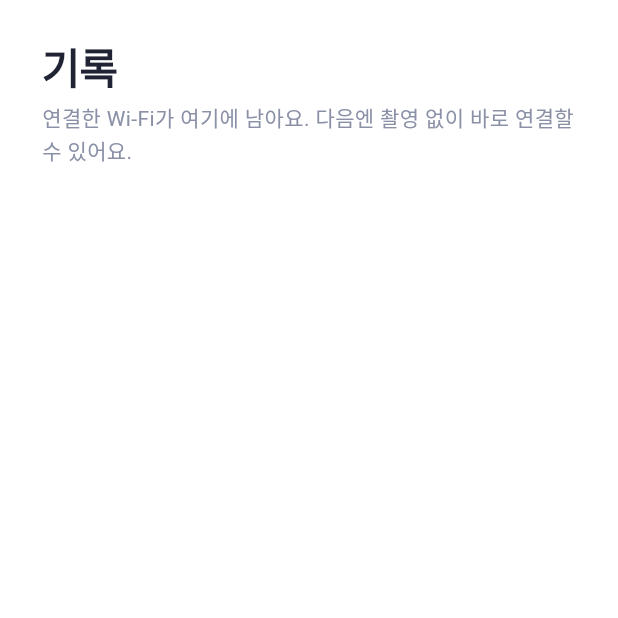
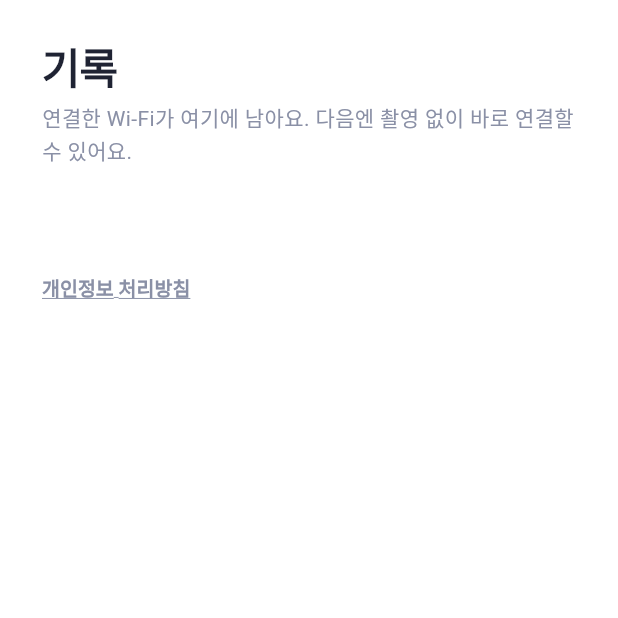
Before and after one commit to kimtaejin3/wifi-connector, a Flutter app: the HistoryScreen screen opened directly, on a phone screen of 412 x 824 dp, the top half of it. Run offline on Flutter 3.47's test engine with Material 3 defaults, Android fonts, the phone set to English and light mode, and no system bars; our stand-ins replace camera, flutter_secure_storage, image_picker; missing offline and left inert: google_mlkit_commons, google_mlkit_text_recognition; accounts and stored records are empty.

Commit message:
기록 화면에 개인정보 처리방침 링크 (Google Play 정책), 빌드 3
Co-Authored-By: Claude Opus 5.5 <noreply@anthropic.com>

```diff
--- a/lib/features/wifi_scanner/presentation/screens/history_screen.dart
+++ b/lib/features/wifi_scanner/presentation/screens/history_screen.dart
@@ -1,10 +1,14 @@
 import 'package:flutter/material.dart';
+import 'package:url_launcher/url_launcher.dart';
 
 import '../../../../core/theme/app_theme.dart';
 import '../../data/models/saved_wifi.dart';
 import '../../data/models/wifi_credential.dart';
 import '../../data/services/wifi_history_store.dart';
 import 'wifi_result_screen.dart';
+
+/// 스토어에 등록한 것과 같은 개인정보 처리방침. 앱 안에서도 볼 수 있어야 한다 (Google Play 정책).
+final privacyPolicyUrl = Uri.parse('https://github.com/kimtaejin3/wifi-connector/blob/main/docs/privacy.md');
 
 /// 인식해서 연결한 Wi-Fi 목록. 항목을 누르면 다시 연결할 수 있다.
 class HistoryScreen extends StatefulWidget {
@@ -66,6 +70,14 @@ class _HistoryScreenState extends State<HistoryScreen> {
       ..showSnackBar(SnackBar(content: Text('${entry.ssid} 기록을 지웠어요')));
   }
 
+  Future<void> _openPrivacyPolicy() async {
+    final opened = await launchUrl(privacyPolicyUrl, mode: LaunchMode.externalApplication);
+    if (opened || !mounted) return;
+    ScaffoldMessenger.of(context)
+      ..hideCurrentSnackBar()
+      ..showSnackBar(const SnackBar(content: Text('브라우저를 열 수 없어요')));
+  }
+
   Future<void> _clearAll() async {
     final confirmed = await showDialog<bool>(
       context: context,
@@ -115,6 +127,18 @@ class _HistoryScreenState extends State<HistoryScreen> {
                   if (i > 0) Divider(color: p.hairline, height: 1),
                   _EntryRow(entry: entries[i], onTap: () => _open(entries[i]), onRemove: () => _remove(entries[i])),
                 ],
+                const SizedBox(height: 32),
+                Align(
+                  alignment: Alignment.centerLeft,
+                  child: TextButton(
+                    onPressed: _openPrivacyPolicy,
+                    style: TextButton.styleFrom(padding: EdgeInsets.zero, minimumSize: const Size(0, 40)),
+                    child: Text(
+                      '개인정보 처리방침',
+                      style: TextStyle(color: p.muted, fontSize: 13, decoration: TextDecoration.underline),
+                    ),
+                  ),
+                ),
               ],
             ),
         },
--- a/pubspec.yaml
+++ b/pubspec.yaml
@@ -1,7 +1,7 @@
 name: wifi_connector
 description: "A new Flutter project."
 publish_to: 'none'
-version: 1.0.0+2
+version: 1.0.0+3
 
 environment:
   sdk: ^3.13.2
@@ -17,6 +17,7 @@ dependencies:
   google_mlkit_text_recognition: ^0.17.1
   image: ^4.10.1
   image_picker: ^1.2.3
+  url_launcher: ^6.3.2
 
 dev_dependencies:
   flutter_test:
```
Also changed, not shown: pubspec.lock, 2 other files.
